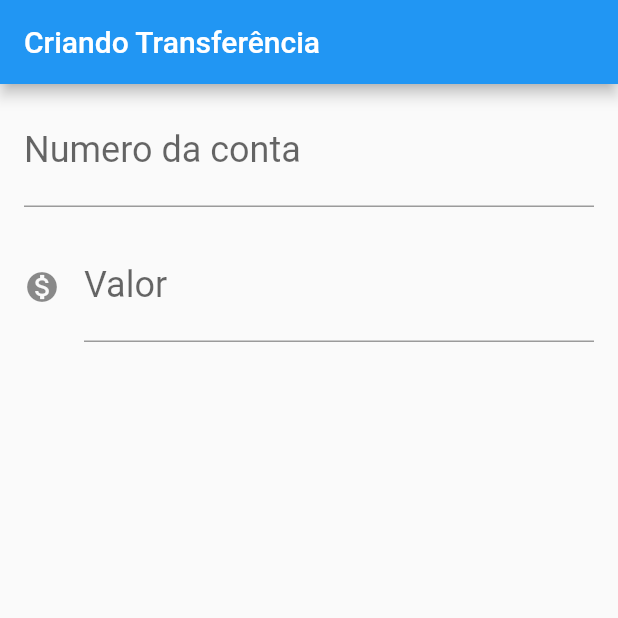
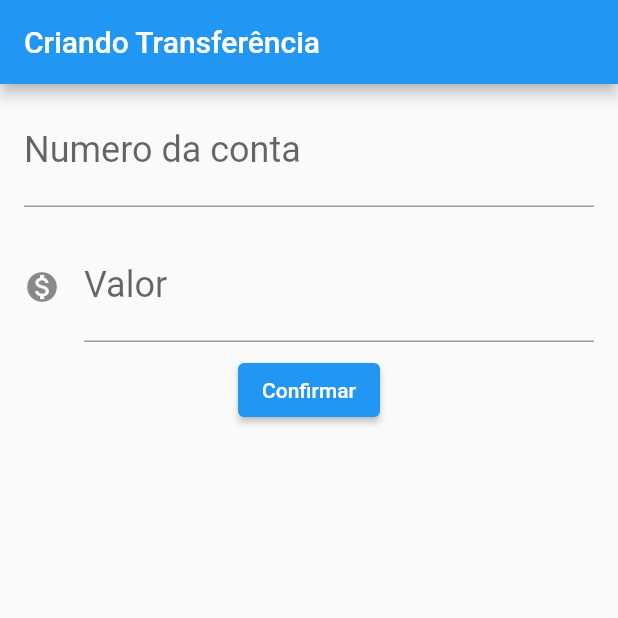
Before and after one commit to AlicinhaDavid/bytebank, a Flutter app: the screen it shows after launch, on a phone screen of 412 x 824 dp, the top half of it. Run offline on Flutter 3.47's test engine with Material 2 defaults, Android fonts, the phone set to English and light mode, and no system bars; missing offline and left inert: dart:html.

Commit message:
feat: add confirm button

```diff
--- a/lib/main.dart
+++ b/lib/main.dart
@@ -44,6 +44,10 @@ class FormularioTransferencia extends StatelessWidget {
               keyboardType: TextInputType.number,
             ),
           ),
+          ElevatedButton(
+            child: Text('Confirmar'),
+            onPressed: () => {},
+          )
         ],
       ),
     );
```
